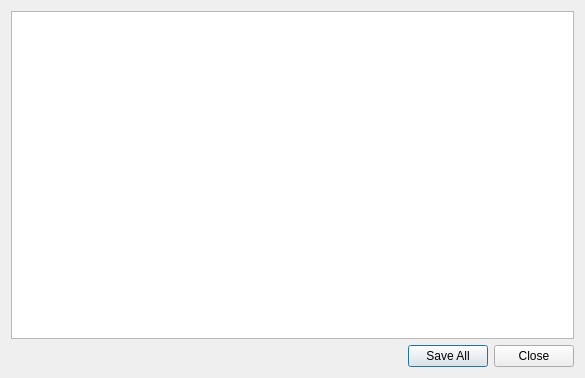
The window that gui-Qt/src/ContributionDialog.ui (Bjoe/member-manager) describes before a commit, drawn with Qt 5.
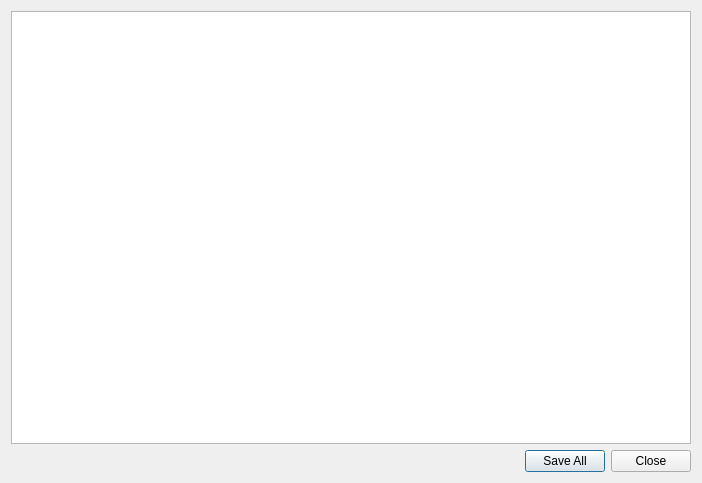
The same window after the commit.

The edit to the form file:
```diff
--- a/gui-Qt/src/ContributionDialog.ui
+++ b/gui-Qt/src/ContributionDialog.ui
@@ -6,8 +6,8 @@
    <rect>
     <x>0</x>
     <y>0</y>
-    <width>585</width>
-    <height>378</height>
+    <width>702</width>
+    <height>483</height>
    </rect>
   </property>
   <property name="windowTitle">
@@ -19,6 +19,18 @@
      <property name="sortingEnabled">
       <bool>true</bool>
      </property>
+     <attribute name="horizontalHeaderStretchLastSection">
+      <bool>true</bool>
+     </attribute>
+     <attribute name="verticalHeaderVisible">
+      <bool>false</bool>
+     </attribute>
+     <attribute name="verticalHeaderVisible">
+      <bool>false</bool>
+     </attribute>
+     <attribute name="horizontalHeaderStretchLastSection">
+      <bool>true</bool>
+     </attribute>
     </widget>
    </item>
    <item row="1" column="0">
```
